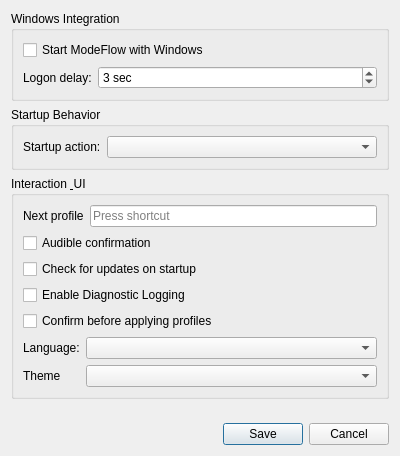
Qt form src/gui/SettingsDialog.ui (goloveshko/ModeFlow) before a commit.
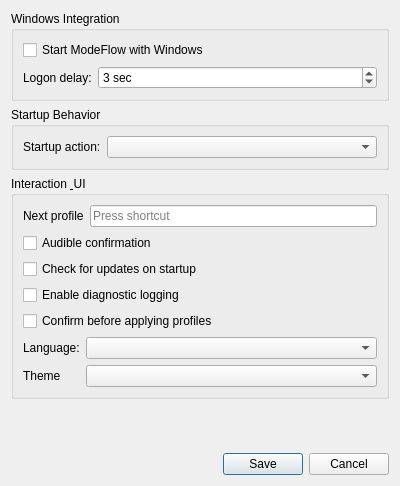
The same form after that commit. Custom widgets are drawn as their Qt base class.

Commit message:
refactor(settings): harmonize logging config naming and sentence case UI labels
- Rename autoLoggingEnabled to isLoggingEnabled/setLoggingEnabled in ConfigManager & ISettingsManager
- Update SettingsDialog UI checkbox objectName to checkLoggingEnabled
- Convert UI checkbox labels from Title Case to Windows 11 Sentence case ("Enable diagnostic logging")
- Synchronize main.cpp and LogViewerDialog to use updated logging settings API

Diff of the .ui file:
```diff
--- a/src/gui/SettingsDialog.ui
+++ b/src/gui/SettingsDialog.ui
@@ -7,7 +7,7 @@
     <x>0</x>
     <y>0</y>
     <width>400</width>
-    <height>456</height>
+    <height>486</height>
    </rect>
   </property>
   <property name="minimumSize">
@@ -182,7 +182,7 @@
       <item row="4" column="0">
        <widget class="QCheckBox" name="checkEnableLogging">
         <property name="text">
-         <string>Enable Diagnostic Logging</string>
+         <string>Enable diagnostic logging</string>
         </property>
        </widget>
       </item>
```
Left out of the diff: 2 changed lines with no effect on the pictures. The commit also changes 7 other files.
